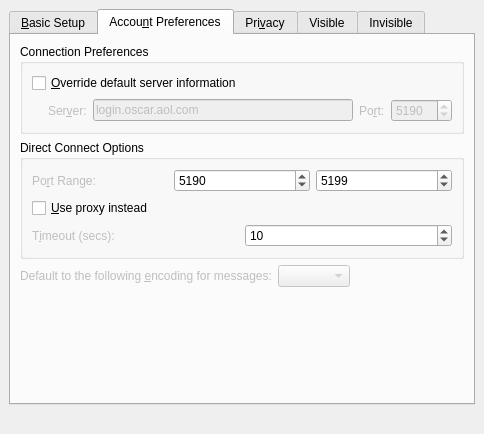
Above: protocols/oscar/aim/ui/aimeditaccountui.ui from KDE/kopete before the change. Below: the same form after it.
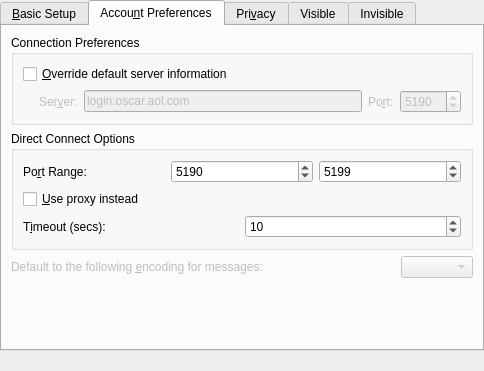
That is the form after the change. The open tabs and pages were chosen to show the change. Custom widgets are drawn as their Qt base class.

What changed in the file:
```diff
--- a/protocols/oscar/aim/ui/aimeditaccountui.ui
+++ b/protocols/oscar/aim/ui/aimeditaccountui.ui
@@ -6,7 +6,7 @@
     <x>0</x>
     <y>0</y>
     <width>484</width>
-    <height>434</height>
+    <height>371</height>
    </rect>
   </property>
   <property name="sizePolicy" >
@@ -18,26 +18,20 @@
   <property name="windowTitle" >
    <string>Account Preferences - AIM</string>
   </property>
-  <layout class="QGridLayout" >
+  <layout class="QVBoxLayout" >
    <property name="leftMargin" >
-    <number>9</number>
+    <number>0</number>
    </property>
    <property name="topMargin" >
-    <number>9</number>
+    <number>0</number>
    </property>
    <property name="rightMargin" >
-    <number>9</number>
+    <number>0</number>
    </property>
    <property name="bottomMargin" >
-    <number>9</number>
+    <number>0</number>
    </property>
-   <property name="horizontalSpacing" >
-    <number>6</number>
-   </property>
-   <property name="verticalSpacing" >
-    <number>6</number>
-   </property>
-   <item row="0" column="0" >
+   <item>
     <widget class="QTabWidget" name="tabWidget6" >
      <property name="currentIndex" >
       <number>0</number>
@@ -452,9 +446,6 @@
             </property>
             <item>
              <widget class="QLabel" name="lblPort" >
-              <property name="enabled" >
-               <bool>false</bool>
-              </property>
               <property name="toolTip" >
                <string>The ports to use for direct connections.</string>
               </property>
@@ -471,9 +462,6 @@
             </item>
             <item>
              <widget class="QSpinBox" name="sbxFirstPort" >
-              <property name="enabled" >
-               <bool>true</bool>
-              </property>
               <property name="toolTip" >
                <string>The start of the port range.</string>
               </property>
@@ -493,9 +481,6 @@
             </item>
             <item>
              <widget class="QSpinBox" name="sbxLastPort" >
-              <property name="enabled" >
-               <bool>true</bool>
-              </property>
               <property name="toolTip" >
                <string>The end of the port range.</string>
               </property>
@@ -547,9 +532,6 @@
             </property>
             <item>
              <widget class="QLabel" name="lblTimeout" >
-              <property name="enabled" >
-               <bool>false</bool>
-              </property>
               <property name="toolTip" >
                <string>Timeout for direct connections.</string>
               </property>
@@ -566,9 +548,6 @@
             </item>
             <item>
              <widget class="QSpinBox" name="sbxTimeout" >
-              <property name="enabled" >
-               <bool>true</bool>
-              </property>
               <property name="toolTip" >
                <string>Timeout for direct connections.</string>
               </property>
@@ -621,13 +600,6 @@
            </property>
           </widget>
          </item>
-         <item>
-          <widget class="QComboBox" name="encodingCombo" >
-           <property name="enabled" >
-            <bool>false</bool>
-           </property>
-          </widget>
-         </item>
          <item>
           <spacer>
            <property name="orientation" >
@@ -635,12 +607,19 @@
            </property>
            <property name="sizeHint" >
             <size>
-             <width>40</width>
+             <width>10</width>
              <height>20</height>
             </size>
            </property>
           </spacer>
          </item>
+         <item>
+          <widget class="QComboBox" name="encodingCombo" >
+           <property name="enabled" >
+            <bool>false</bool>
+           </property>
+          </widget>
+         </item>
         </layout>
        </item>
        <item>
@@ -651,7 +630,7 @@
          <property name="sizeHint" >
           <size>
            <width>20</width>
-           <height>40</height>
+           <height>0</height>
           </size>
          </property>
         </spacer>
@@ -755,7 +734,7 @@
          <property name="sizeHint" >
           <size>
            <width>20</width>
-           <height>40</height>
+           <height>0</height>
           </size>
          </property>
         </spacer>
@@ -896,7 +875,7 @@
      </widget>
     </widget>
    </item>
-   <item row="1" column="0" >
+   <item>
     <widget class="QLabel" name="labelStatusMessage" >
      <property name="text" >
       <string/>
```
Left out of the diff: 2 changed lines with no effect on the pictures.
